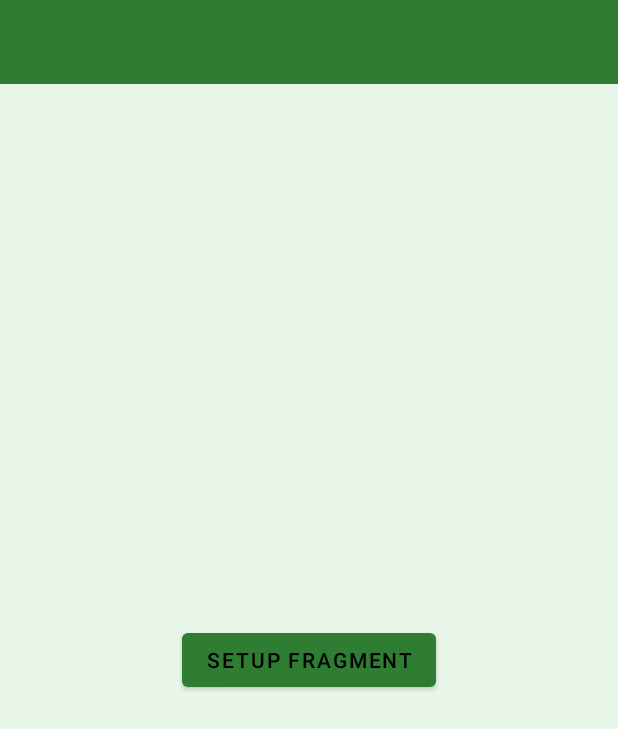
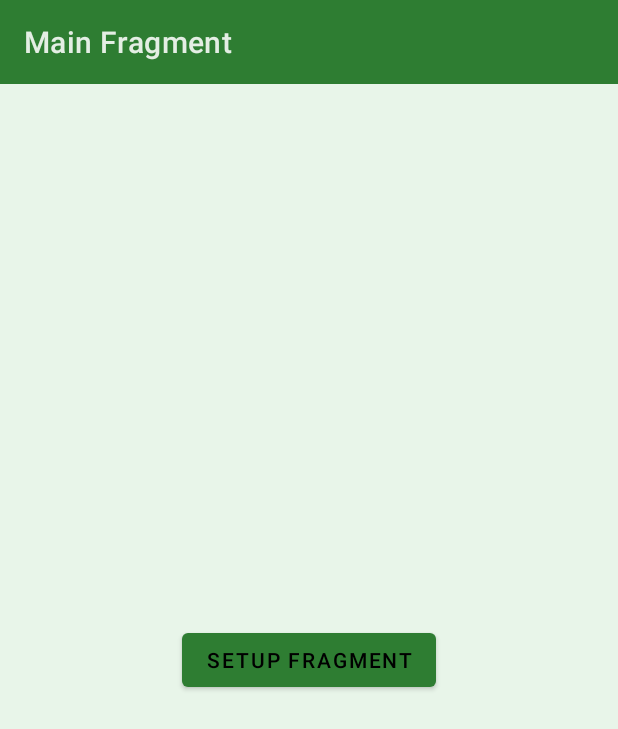
Before and after one commit to mjanki/quick_budget, an Android app: the screen it shows after launch (MainActivity), on a phone screen of 412 x 824 dp. Shown: the top 729 px of the screen. Run offline under Robolectric (Android 15) with nearby library versions, the phone set to English and light mode, and no system bars.

Commit message:
Developer friendly center title setup

```diff
--- a/ui/src/main/java/org/umbrellahq/quickbudget/activity/MainActivity.kt
+++ b/ui/src/main/java/org/umbrellahq/quickbudget/activity/MainActivity.kt
@@ -14,8 +14,7 @@ class MainActivity : FoundationActivity() {
         setContentView(R.layout.activity_main)
 
         setSupportActionBar(toolbar)
-
-        cTvTitle = tvTitle
+        setupCenterTitle(tvTitle)
     }
 
     override fun onOptionsItemSelected(item: MenuItem): Boolean = when (item.itemId) {
--- a/ui/src/main/res/layout/activity_main.xml
+++ b/ui/src/main/res/layout/activity_main.xml
@@ -16,7 +16,7 @@
             android:theme="?attr/actionBarTheme"
             app:layout_constraintEnd_toEndOf="parent"
             app:layout_constraintStart_toStartOf="parent"
-            app:layout_constraintTop_toTopOf="parent" >
+            app:layout_constraintTop_toTopOf="parent">
 
         <TextView
                 android:id="@+id/tvTitle"
@@ -34,8 +34,9 @@
             android:name="androidx.navigation.fragment.NavHostFragment"
             app:navGraph="@navigation/nav_graph"
             app:defaultNavHost="true"
-            app:layout_constraintTop_toBottomOf="@+id/toolbar"
-            app:layout_constraintBottom_toBottomOf="parent" app:layout_constraintEnd_toEndOf="parent"
+            app:layout_constraintTop_toBottomOf="@id/toolbar"
+            app:layout_constraintBottom_toBottomOf="parent"
+            app:layout_constraintEnd_toEndOf="parent"
             app:layout_constraintStart_toStartOf="parent"/>
 
 </androidx.constraintlayout.widget.ConstraintLayout>
--- a/util/src/main/java/org/umbrellahq/util/foundation/FoundationActivity.kt
+++ b/util/src/main/java/org/umbrellahq/util/foundation/FoundationActivity.kt
@@ -4,5 +4,21 @@ import android.widget.TextView
 import androidx.appcompat.app.AppCompatActivity
 
 open class FoundationActivity : AppCompatActivity() {
-    lateinit var cTvTitle: TextView
+    private var tvTitle: TextView? = null
+
+    // set tvTitle if you want a centered title
+    protected fun setupCenterTitle(tvTitle: TextView) {
+        this.tvTitle = tvTitle
+    }
+
+    internal fun setTitle(title: String) {
+        // Start with empty default title
+        this.title = ""
+
+        // Set center title if tvTitle exists, otherwise set default title
+        when {
+            tvTitle != null -> tvTitle?.text = title
+            else -> this.title = title
+        }
+    }
 }
--- a/util/src/main/java/org/umbrellahq/util/foundation/FoundationFragment.kt
+++ b/util/src/main/java/org/umbrellahq/util/foundation/FoundationFragment.kt
@@ -7,7 +7,6 @@ open class FoundationFragment : Fragment() {
 }
 
 fun Fragment.setupToolbar(title: String, showBack: Boolean = true) {
-    activity?.title = ""
-    (activity as FoundationActivity).cTvTitle.text = title
+    (activity as FoundationActivity).setTitle(title)
     (activity as FoundationActivity).supportActionBar?.setDisplayHomeAsUpEnabled(showBack)
 }
```
